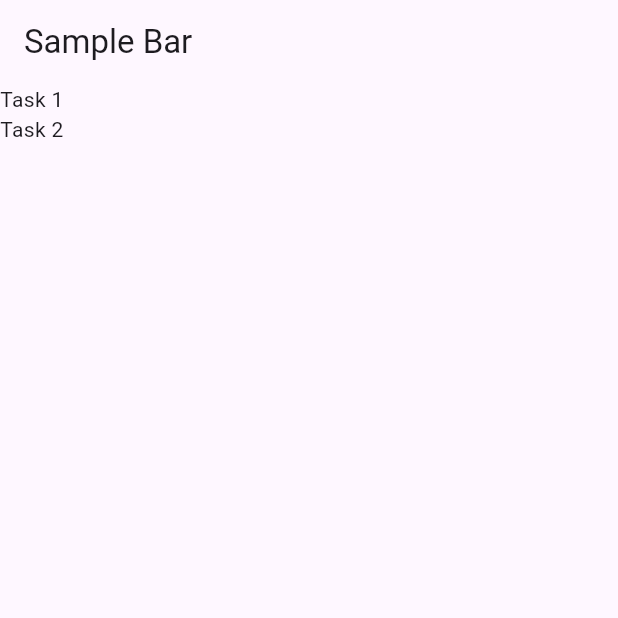
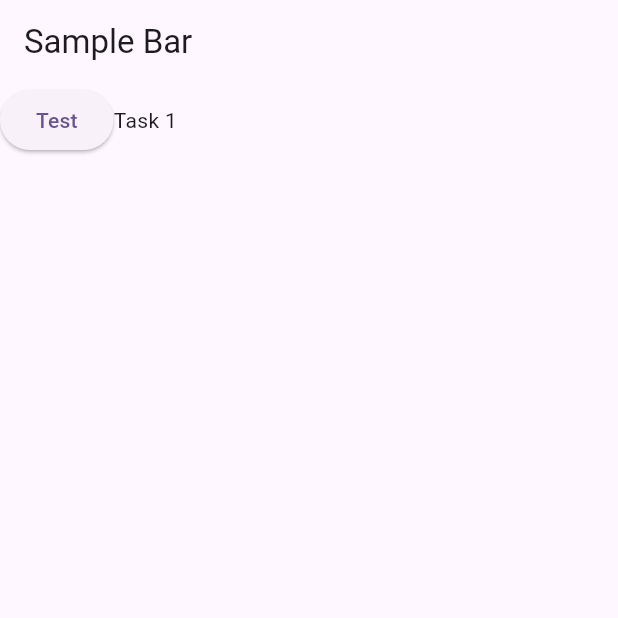
Before and after one commit to Wildtypers/adaptiveCalander, a Flutter app: the screen it shows after launch, on a phone screen of 412 x 824 dp, the top half of it. Run offline on Flutter 3.47's test engine with Material 3 defaults, Android fonts, the phone set to English and light mode, and no system bars.

Commit message:
Adding Buttons with Text
Added an elevated button along with text beside it with tasks string

```diff
--- a/main/lib/main.dart
+++ b/main/lib/main.dart
@@ -36,8 +36,25 @@ class _HomePageState extends State<MyHomePage>{
         alignment: Alignment.centerLeft,
         child: Column(
           children: [
-            Text('Task 1'),
-            Text('Task 2'),
+            Row(
+              children: [
+                Column(
+                  children: [
+                    ElevatedButton(
+                      onPressed: () {},
+                      child: const Text('Test')
+                    ),
+                  ]
+                ),
+                Column(
+                  children: [
+                    Text('Task 1'),
+                  ]
+                ),
+              ]
+            ),
+            Row(),
+            Row(),
           ],
         ),
       ),
```
